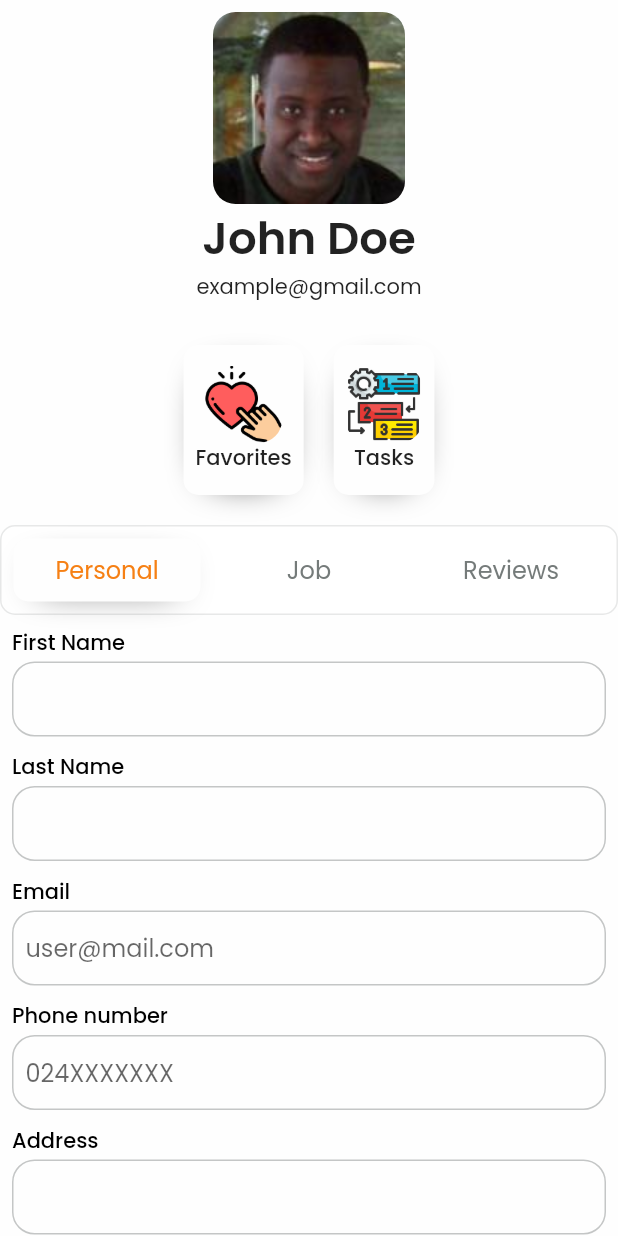
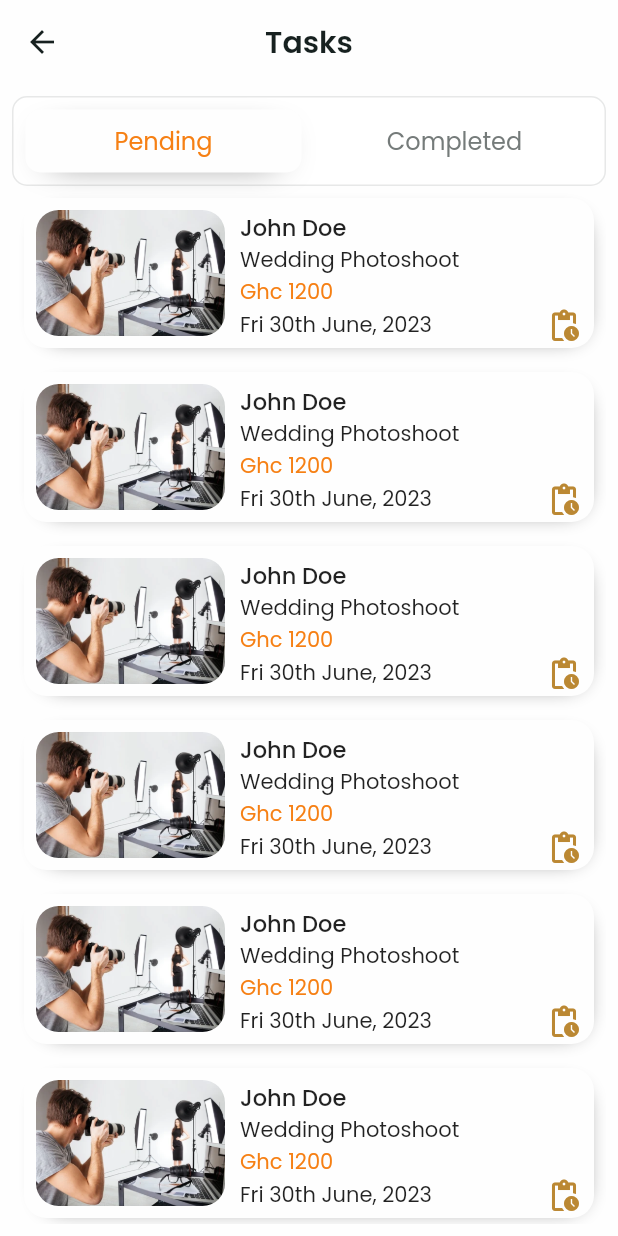
Before and after one commit to joelaj06/bookme, a Flutter app: the UserProfileScreen screen opened by its route, after a tap on "Tasks", on a phone screen of 412 x 824 dp. Run offline on Flutter 3.47's test engine with Material 2 defaults, Android fonts, the phone set to English and light mode, and no system bars; our stand-ins replace calendar_date_picker2, full_screen_image, get, image_picker, ionicons, open_file and 1 more; missing offline and left inert: panara_dialogs.

Commit message:
Implemented favorites and tasks UI

```diff
--- a/lib/core/presentation/routes/app_routes.dart
+++ b/lib/core/presentation/routes/app_routes.dart
@@ -11,4 +11,6 @@ class AppRoutes{
   static const String chat = '/chat';
   static const String serviceAgent = '/serviceAgent';
   static const String userProfile = '/userProfile';
+  static const String favorites = '/favorites';
+  static const String tasks = '/tasks';
 }
--- a/lib/core/presentation/routes/pages.dart
+++ b/lib/core/presentation/routes/pages.dart
@@ -1,5 +1,9 @@
 import 'package:bookme/core/presentation/routes/app_routes.dart';
+import 'package:bookme/features/bookme/presentation/favorites/getx/favorites_bindings.dart';
+import 'package:bookme/features/bookme/presentation/favorites/screens/favorite_screen.dart';
 import 'package:bookme/features/bookme/presentation/service_agent/getx/service_agent_bindings.dart';
+import 'package:bookme/features/bookme/presentation/tasks/getx/tasks_bindings.dart';
+import 'package:bookme/features/bookme/presentation/tasks/screens/tasks_screen.dart';
 import 'package:bookme/features/bookme/presentation/user_profile/getx/user_profile_bindings.dart';
 import 'package:bookme/features/bookme/presentation/user_profile/screens/user_profile_screen.dart';
 import 'package:get/get.dart';
@@ -54,9 +58,17 @@ class Pages {
       binding: ServiceAgentBindings(),
     ),
     GetPage<AppRoutes>(
+      name: AppRoutes.favorites,
+      page: () => const FavoriteScreen(),
+      binding: FavoritesBindings(),
+    ),GetPage<AppRoutes>(
       name: AppRoutes.userProfile,
       page: () => const UserProfileScreen(),
       binding: UserProfileBindings(),
+    ),GetPage<AppRoutes>(
+      name: AppRoutes.tasks,
+      page: () => const TasksScreen(),
+      binding: TasksBindings(),
     ),
   ];
 }
--- /dev/null
+++ b/lib/features/bookme/presentation/favorites/getx/favorites_bindings.dart
@@ -0,0 +1,10 @@
+import 'package:bookme/features/bookme/presentation/favorites/getx/favorites_controller.dart';
+import 'package:get/get.dart';
+
+class FavoritesBindings extends Bindings{
+  @override
+  void dependencies() {
+     Get.put<FavoritesController>(FavoritesController(),);
+  }
+
+}
--- a/lib/features/bookme/presentation/services/screens/services_screen.dart
+++ b/lib/features/bookme/presentation/services/screens/services_screen.dart
@@ -60,7 +60,7 @@ class ServicesScreen extends GetView<ServicesController> {
   }
 
   Widget _buildServiceListTile(BuildContext context){
-    double width = MediaQuery.of(context).size.width;
+    final double width = MediaQuery.of(context).size.width;
     return ListView.builder(
       itemCount: 10,
         physics: const BouncingScrollPhysics(),
@@ -110,7 +110,7 @@ class ServicesScreen extends GetView<ServicesController> {
                           style: context.textTheme.bodyMedium?.copyWith(
                               fontSize: 15, fontWeight: FontWeight.w500),
                         ),
-                       IconText(text: 'Kasoa, Ofankor'),
+                       const IconText(text: 'Kasoa, Ofankor'),
                         SizedBox(
                           child: Text(
                             controller.description,
--- /dev/null
+++ b/lib/features/bookme/presentation/tasks/getx/tasks_bindings.dart
@@ -0,0 +1,10 @@
+import 'package:bookme/features/bookme/presentation/tasks/getx/tasks_controller.dart';
+import 'package:get/get.dart';
+
+class TasksBindings extends Bindings{
+  @override
+  void dependencies() {
+   Get.put<TasksController>(TasksController());
+  }
+
+}
--- /dev/null
+++ b/lib/features/bookme/presentation/tasks/screens/tasks_screen.dart
@@ -0,0 +1,215 @@
+import 'package:bookme/features/bookme/presentation/tasks/getx/tasks_controller.dart';
+import 'package:flutter/material.dart';
+import 'package:get/get.dart';
+import 'package:ionicons/ionicons.dart';
+
+import '../../../../../core/presentation/theme/hint_color.dart';
+import '../../../../../core/presentation/theme/primary_color.dart';
+import '../../../../../core/presentation/utitls/app_padding.dart';
+import '../../../../../core/presentation/utitls/app_spacing.dart';
+class TasksScreen extends GetView<TasksController> {
+  const TasksScreen({Key? key}) : super(key: key);
+
+  @override
+  Widget build(BuildContext context) {
+    return Scaffold(
+      appBar: AppBar(
+        title: const Text('Tasks'),
+
+      ),
+      body: Padding(
+        padding: AppPaddings.mA,
+        child: Column(
+          children: <Widget>[
+            _buildTabHeader(context),
+            Expanded(
+              child: _buildPageView(context),
+            ),
+          ],
+        ),
+      ),
+    );
+  }
+
+  Widget _buildPageView(BuildContext context) {
+    return PageView(
+      controller: controller.pageController,
+      onPageChanged: controller.onPageChanged,
+      children: <Widget>[
+        _buildJobHistoryContainer(context,'pending', 'Fri 30th June, 2023'),
+        _buildJobHistoryContainer(context,'completed', 'Sun 28th May, 2023')
+      ],
+    );
+  }
+
+  Widget _buildJobHistoryContainer(BuildContext context, String status,
+      String date,) {
+    final double width = MediaQuery.of(context).size.width;
+    return ListView.builder(
+        itemCount: 10,
+        physics: const BouncingScrollPhysics(),
+        shrinkWrap: true,
+        itemBuilder: (BuildContext context, int index) {
+          final bool isPending =  status == 'pending';
+          return Padding(
+            padding: AppPaddings.mA,
+            child: GestureDetector(
+              onTap: () {
+                controller.navigateToBookingDetailsScreen(index);
+              },
+              child: Container(
+                decoration: BoxDecoration(
+                  color: PrimaryColor.backgroundColor,
+                  borderRadius: BorderRadius.circular(15),
+                  //  border: Border.all(color: Colors.red),
+                  boxShadow: const <BoxShadow>[
+                    BoxShadow(
+                      offset: Offset(3, 3),
+                      spreadRadius: -8,
+                      blurRadius: 10,
+                      color: Color.fromRGBO(137, 137, 137, 1),
+                    ),
+                  ],
+                ),
+                height: 100,
+                width: width,
+                child: Padding(
+                  padding: AppPaddings.mA,
+                  child: Row(
+                    //mainAxisAlignment: MainAxisAlignment.spaceBetween,
+                    children: <Widget>[
+                      ClipRRect(
+                        borderRadius: BorderRadius.circular(15),
+                        child: Hero(
+                          tag: 'service$index',
+                          child: Image.asset('assets/images/photographer.png'),
+                        ),
+                      ),
+                      const AppSpacing(
+                        h: 10,
+                      ),
+                      Flexible(
+                        child: Column(
+                          crossAxisAlignment: CrossAxisAlignment.start,
+                          children: <Widget>[
+                            Text(
+                              'John Doe',
+                              style: context.textTheme.bodyMedium?.copyWith(
+                                  fontSize: 15, fontWeight: FontWeight.w500),
+                            ),
+                            const Text('Wedding Photoshoot'),
+                            const SizedBox(
+                              child: Text(
+                                'Ghc 1200',
+                                overflow: TextOverflow.ellipsis,
+                                style: TextStyle(color: PrimaryColor.color),
+                              ),
+                            ),
+                            Row(
+                              mainAxisAlignment: MainAxisAlignment.spaceBetween,
+                              children:  <Widget>[
+                                Text(
+                                    date
+                                ),
+                                Icon( isPending ?Icons.pending_actions_outlined:
+                                Ionicons.checkmark_circle,
+                                  color: isPending ? Color(0xffbb8833):
+                                  Colors.green,)
+                              ],
+                            ),
+                          ],
+                        ),
+                      ),
+                    ],
+                  ),
+                ),
+              ),
+            ),
+          );
+        });
+  }
+
+  Container _buildTabHeader(BuildContext context) {
+    return Container(
+      height: 60,
+      padding: AppPaddings.mA,
+      decoration: BoxDecoration(
+          color: Colors.white,
+          borderRadius: BorderRadius.circular(10),
+          border: Border.all(
+            color: HintColor.color.shade50,
+          )),
+      child: Row(
+        mainAxisAlignment: MainAxisAlignment.spaceBetween,
+        children: <Widget>[
+          Expanded(
+            child: GestureDetector(
+              onTap: () {
+                controller.onPageChanged(0);
+                controller.navigatePages(0);
+              },
+              child: Obx(
+                    () => _buildTabHeaderContent(
+                  context,
+                  text: 'Pending',
+                  isActive: controller.pageIndex.value == 0,
+                ),
+              ),
+            ),
+          ),
+          const AppSpacing(
+            h: 10,
+          ),
+          Expanded(
+            child: GestureDetector(
+              onTap: () {
+                controller.onPageChanged(1);
+                controller.navigatePages(1);
+              },
+              child: Obx(
+                    () => _buildTabHeaderContent(
+                  context,
+                  text: 'Completed',
+                  isActive: controller.pageIndex.value == 1,
+                ),
+              ),
+            ),
+          ),
+        ],
+      ),
+    );
+  }
+
+  Container _buildTabHeaderContent(
+      BuildContext context, {
+        required String text,
+        required bool isActive,
+      }) {
+    return Container(
+      // width: MediaQuery.of(context).size.width / 2,
+      decoration: isActive
+          ? BoxDecoration(
+        color: PrimaryColor.backgroundColor,
+        borderRadius: BorderRadius.circular(10),
+        boxShadow: const <BoxShadow>[
+          BoxShadow(
+            offset: Offset(0, 5),
+            spreadRadius: -16,
+            blurRadius: 20,
+            color: Color.fromRGBO(0, 0, 0, 1),
+          )
+        ],
+      )
+          : null,
+      child: Center(
+        child: Text(
+          text,
+          style: TextStyle(
+            fontSize: 16,
+            color: isActive ? PrimaryColor.color : HintColor.color.shade300,
+          ),
+        ),
+      ),
+    );
+  }
+}
--- a/lib/features/bookme/presentation/user_profile/getx/user_profile_controller.dart
+++ b/lib/features/bookme/presentation/user_profile/getx/user_profile_controller.dart
@@ -1,3 +1,4 @@
+import 'package:bookme/core/presentation/routes/app_routes.dart';
 import 'package:bookme/core/utitls/base_64.dart';
 import 'package:flutter/material.dart';
 import 'package:get/get.dart';
@@ -32,6 +33,15 @@ class UserProfileController extends GetxController {
   void dispose() {
     pageController.dispose();
     super.dispose();
+  }
+
+
+
+  void navigateToTasksScreen(){
+    Get.toNamed<dynamic>(AppRoutes.tasks);
+  }
+ void navigateToFavoritesScreen(){
+    Get.toNamed<dynamic>(AppRoutes.favorites);
   }
 
   void addImage() async {
--- a/lib/features/bookme/presentation/user_profile/screens/user_profile_screen.dart
+++ b/lib/features/bookme/presentation/user_profile/screens/user_profile_screen.dart
@@ -55,7 +55,12 @@ class UserProfileScreen extends GetView<UserProfileController> {
     return Row(
       mainAxisAlignment: MainAxisAlignment.center,
       children: <Widget>[
-        _buildSubMenuCard(context, 'touch', 'Favorites', onTap: () {}),
+        _buildSubMenuCard(
+          context,
+          'touch',
+          'Favorites',
+          onTap: controller.navigateToFavoritesScreen
+        ),
         const AppSpacing(
           h: 20,
         ),
@@ -63,7 +68,7 @@ class UserProfileScreen extends GetView<UserProfileController> {
           context,
           'prioritize',
           'Tasks',
-          onTap: () {},
+          onTap: controller.navigateToTasksScreen,
         ),
       ],
     );
@@ -396,6 +401,7 @@ class UserProfileScreen extends GetView<UserProfileController> {
           const AppSpacing(
             v: 10,
           ),
+          //TODO discount end date
           AppTextInputField(
             labelText: 'Least Price',
             textInputType: Platform.isAndroid
```
Also changed, not shown: lib/features/bookme/presentation/favorites/getx/favorites_controller.dart (added, +18 -0 lines), lib/features/bookme/presentation/favorites/screens/favorite_screen.dart (added, +101 -0 lines), lib/features/bookme/presentation/tasks/getx/tasks_controller.dart (added, +39 -0 lines).
